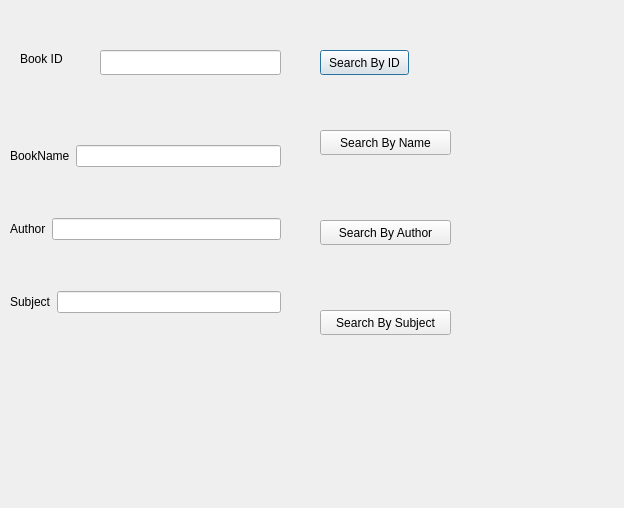
Before: the Qt Designer form Login/window_search.ui in Nilsae/LibraryManagementSystem, drawn with Qt 5.
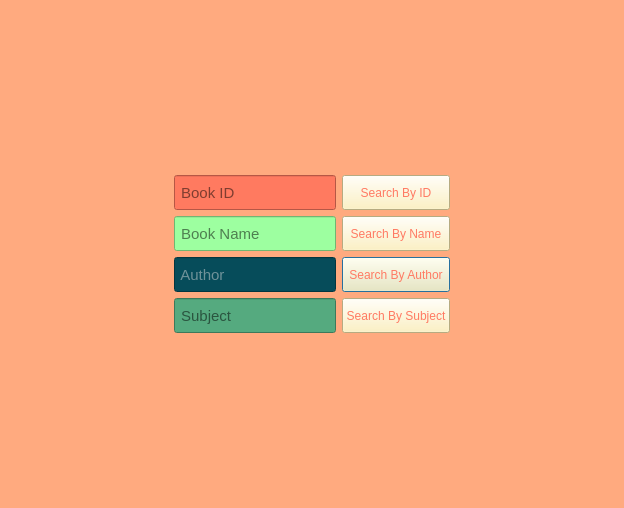
After: the same form once the commit is applied. Icons and pictures are not drawn.

Patch:
```diff
--- a/Login/window_search.ui
+++ b/Login/window_search.ui
@@ -13,135 +13,272 @@
   <property name="windowTitle">
    <string>Dialog</string>
   </property>
-  <widget class="QWidget" name="layoutWidget">
-   <property name="geometry">
-    <rect>
-     <x>10</x>
-     <y>100</y>
-     <width>271</width>
-     <height>261</height>
-    </rect>
-   </property>
-   <layout class="QVBoxLayout" name="verticalLayout">
-    <item>
-     <layout class="QHBoxLayout" name="horizontalLayout">
-      <item>
-       <widget class="QLabel" name="label_BookName">
-        <property name="text">
-         <string>BookName</string>
-        </property>
-       </widget>
-      </item>
-      <item>
-       <widget class="QLineEdit" name="lineEdit_BookName"/>
-      </item>
-     </layout>
-    </item>
-    <item>
-     <layout class="QHBoxLayout" name="horizontalLayout_2">
-      <item>
-       <widget class="QLabel" name="label_AuthorName">
-        <property name="text">
-         <string>Author</string>
-        </property>
-       </widget>
-      </item>
-      <item>
-       <widget class="QLineEdit" name="lineEdit_AuthorName"/>
-      </item>
-     </layout>
-    </item>
-    <item>
-     <layout class="QHBoxLayout" name="horizontalLayout_3">
-      <item>
-       <widget class="QLabel" name="label_Subject">
-        <property name="text">
-         <string>Subject</string>
-        </property>
-       </widget>
-      </item>
-      <item>
-       <widget class="QLineEdit" name="lineEdit_Subject"/>
-      </item>
-     </layout>
-    </item>
-   </layout>
-  </widget>
-  <widget class="QLabel" name="label">
-   <property name="geometry">
-    <rect>
-     <x>20</x>
-     <y>50</y>
-     <width>67</width>
-     <height>17</height>
-    </rect>
-   </property>
-   <property name="text">
-    <string>Book ID </string>
-   </property>
-  </widget>
-  <widget class="QLineEdit" name="lineEdit_BookId">
-   <property name="geometry">
-    <rect>
-     <x>100</x>
-     <y>50</y>
-     <width>181</width>
-     <height>25</height>
-    </rect>
-   </property>
-  </widget>
-  <widget class="QPushButton" name="pushButton_ID">
-   <property name="geometry">
-    <rect>
-     <x>320</x>
-     <y>50</y>
-     <width>89</width>
-     <height>25</height>
-    </rect>
-   </property>
-   <property name="text">
-    <string>Search By ID</string>
-   </property>
-  </widget>
-  <widget class="QPushButton" name="pushButton_name">
-   <property name="geometry">
-    <rect>
-     <x>320</x>
-     <y>130</y>
-     <width>131</width>
-     <height>25</height>
-    </rect>
-   </property>
-   <property name="text">
-    <string>Search By Name</string>
-   </property>
-  </widget>
-  <widget class="QPushButton" name="pushButton_author">
-   <property name="geometry">
-    <rect>
-     <x>320</x>
-     <y>220</y>
-     <width>131</width>
-     <height>25</height>
-    </rect>
-   </property>
-   <property name="text">
-    <string>Search By Author</string>
-   </property>
-  </widget>
-  <widget class="QPushButton" name="pushButton_subject">
-   <property name="geometry">
-    <rect>
-     <x>320</x>
-     <y>310</y>
-     <width>131</width>
-     <height>25</height>
-    </rect>
-   </property>
-   <property name="text">
-    <string>Search By Subject</string>
-   </property>
-  </widget>
+  <property name="styleSheet">
+   <string notr="true">background-color: rgb(255, 170, 127);</string>
+  </property>
+  <layout class="QVBoxLayout" name="verticalLayout">
+   <item>
+    <layout class="QGridLayout" name="gridLayout">
+     <item row="3" column="2">
+      <widget class="QPushButton" name="pushButton_author">
+       <property name="maximumSize">
+        <size>
+         <width>120</width>
+         <height>35</height>
+        </size>
+       </property>
+       <property name="font">
+        <font>
+         <family>Microsoft Sans Serif</family>
+        </font>
+       </property>
+       <property name="styleSheet">
+        <string notr="true">background-color: rgb(255, 240, 180);
+color: rgb(255, 122, 99);</string>
+       </property>
+       <property name="text">
+        <string>Search By Author</string>
+       </property>
+       <property name="icon">
+        <iconset resource="image.qrc">
+         <normaloff>:/img/img/icons8-search-24 (1).png</normaloff>:/img/img/icons8-search-24 (1).png</iconset>
+       </property>
+      </widget>
+     </item>
+     <item row="2" column="3">
+      <spacer name="horizontalSpacer_2">
+       <property name="orientation">
+        <enum>Qt::Horizontal</enum>
+       </property>
+       <property name="sizeHint" stdset="0">
+        <size>
+         <width>40</width>
+         <height>20</height>
+        </size>
+       </property>
+      </spacer>
+     </item>
+     <item row="2" column="2">
+      <widget class="QPushButton" name="pushButton_name">
+       <property name="maximumSize">
+        <size>
+         <width>120</width>
+         <height>35</height>
+        </size>
+       </property>
+       <property name="font">
+        <font>
+         <family>Microsoft Sans Serif</family>
+        </font>
+       </property>
+       <property name="styleSheet">
+        <string notr="true">background-color: rgb(255, 240, 180);
+color: rgb(255, 122, 99);</string>
+       </property>
+       <property name="text">
+        <string>Search By Name</string>
+       </property>
+       <property name="icon">
+        <iconset resource="image.qrc">
+         <normaloff>:/img/img/icons8-search-24 (1).png</normaloff>:/img/img/icons8-search-24 (1).png</iconset>
+       </property>
+      </widget>
+     </item>
+     <item row="4" column="1">
+      <widget class="QLineEdit" name="lineEdit_Subject">
+       <property name="maximumSize">
+        <size>
+         <width>200</width>
+         <height>35</height>
+        </size>
+       </property>
+       <property name="font">
+        <font>
+         <family>Microsoft Sans Serif</family>
+         <pointsize>11</pointsize>
+        </font>
+       </property>
+       <property name="styleSheet">
+        <string notr="true">background-color: rgb(85, 170, 127);</string>
+       </property>
+       <property name="placeholderText">
+        <string> Subject</string>
+       </property>
+      </widget>
+     </item>
+     <item row="4" column="2">
+      <widget class="QPushButton" name="pushButton_subject">
+       <property name="maximumSize">
+        <size>
+         <width>120</width>
+         <height>35</height>
+        </size>
+       </property>
+       <property name="font">
+        <font>
+         <family>Microsoft Sans Serif</family>
+        </font>
+       </property>
+       <property name="styleSheet">
+        <string notr="true">background-color: rgb(255, 240, 180);
+color: rgb(255, 122, 99);
+</string>
+       </property>
+       <property name="text">
+        <string>Search By Subject</string>
+       </property>
+       <property name="icon">
+        <iconset resource="image.qrc">
+         <normaloff>:/img/img/icons8-search-24 (1).png</normaloff>:/img/img/icons8-search-24 (1).png</iconset>
+       </property>
+      </widget>
+     </item>
+     <item row="1" column="0">
+      <spacer name="horizontalSpacer">
+       <property name="orientation">
+        <enum>Qt::Horizontal</enum>
+       </property>
+       <property name="sizeHint" stdset="0">
+        <size>
+         <width>40</width>
+         <height>20</height>
+        </size>
+       </property>
+      </spacer>
+     </item>
+     <item row="1" column="1">
+      <widget class="QLineEdit" name="lineEdit_BookId">
+       <property name="maximumSize">
+        <size>
+         <width>200</width>
+         <height>35</height>
+        </size>
+       </property>
+       <property name="font">
+        <font>
+         <family>Microsoft Sans Serif</family>
+         <pointsize>11</pointsize>
+        </font>
+       </property>
+       <property name="styleSheet">
+        <string notr="true">background-color: rgb(255, 122, 96);
+image: url(:/img/img/checkout.png);</string>
+       </property>
+       <property name="placeholderText">
+        <string> Book ID </string>
+       </property>
+      </widget>
+     </item>
+     <item row="3" column="1">
+      <widget class="QLineEdit" name="lineEdit_AuthorName">
+       <property name="maximumSize">
+        <size>
+         <width>200</width>
+         <height>35</height>
+        </size>
+       </property>
+       <property name="font">
+        <font>
+         <family>Microsoft Sans Serif</family>
+         <pointsize>11</pointsize>
+        </font>
+       </property>
+       <property name="styleSheet">
+        <string notr="true">background-color: rgb(6, 76, 90);
+color: rgb(216, 216, 216);</string>
+       </property>
+       <property name="placeholderText">
+        <string> Author</string>
+       </property>
+      </widget>
+     </item>
+     <item row="0" column="1">
+      <widget class="QLabel" name="label">
+       <property name="text">
+        <string/>
+       </property>
+       <property name="pixmap">
+        <pixmap resource="image.qrc">:/img/img/searchpic.png</pixmap>
+       </property>
+      </widget>
+     </item>
+     <item row="1" column="2">
+      <widget class="QPushButton" name="pushButton_ID">
+       <property name="maximumSize">
+        <size>
+         <width>120</width>
+         <height>35</height>
+        </size>
+       </property>
+       <property name="font">
+        <font>
+         <family>Microsoft Sans Serif</family>
+        </font>
+       </property>
+       <property name="styleSheet">
+        <string notr="true">background-color: rgb(255, 240, 180);
+color: rgb(255, 122, 99);</string>
+       </property>
+       <property name="text">
+        <string>Search By ID</string>
+       </property>
+       <property name="icon">
+        <iconset resource="image.qrc">
+         <normaloff>:/img/img/icons8-search-24 (1).png</normaloff>:/img/img/icons8-search-24 (1).png</iconset>
+       </property>
+      </widget>
+     </item>
+     <item row="2" column="1">
+      <widget class="QLineEdit" name="lineEdit_BookName">
+       <property name="maximumSize">
+        <size>
+         <width>200</width>
+         <height>35</height>
+        </size>
+       </property>
+       <property name="font">
+        <font>
+         <family>Microsoft Sans Serif</family>
+         <pointsize>11</pointsize>
+        </font>
+       </property>
+       <property name="styleSheet">
+        <string notr="true">background-color: rgb(157, 255, 160);</string>
+       </property>
+       <property name="placeholderText">
+        <string> Book Name</string>
+       </property>
+      </widget>
+     </item>
+     <item row="5" column="1">
+      <widget class="QLabel" name="label_2">
+       <property name="text">
+        <string/>
+       </property>
+      </widget>
+     </item>
+     <item row="0" column="2">
+      <widget class="QLabel" name="label_3">
+       <property name="text">
+        <string/>
+       </property>
+      </widget>
+     </item>
+     <item row="5" column="2">
+      <widget class="QLabel" name="label_4">
+       <property name="font">
+        <font>
+         <family>Microsoft Sans Serif</family>
+        </font>
+       </property>
+       <property name="text">
+        <string/>
+       </property>
+      </widget>
+     </item>
+    </layout>
+   </item>
+  </layout>
  </widget>
  <resources/>
  <connections/>
```
Left out of the diff: 4 changed lines with no effect on the pictures.
